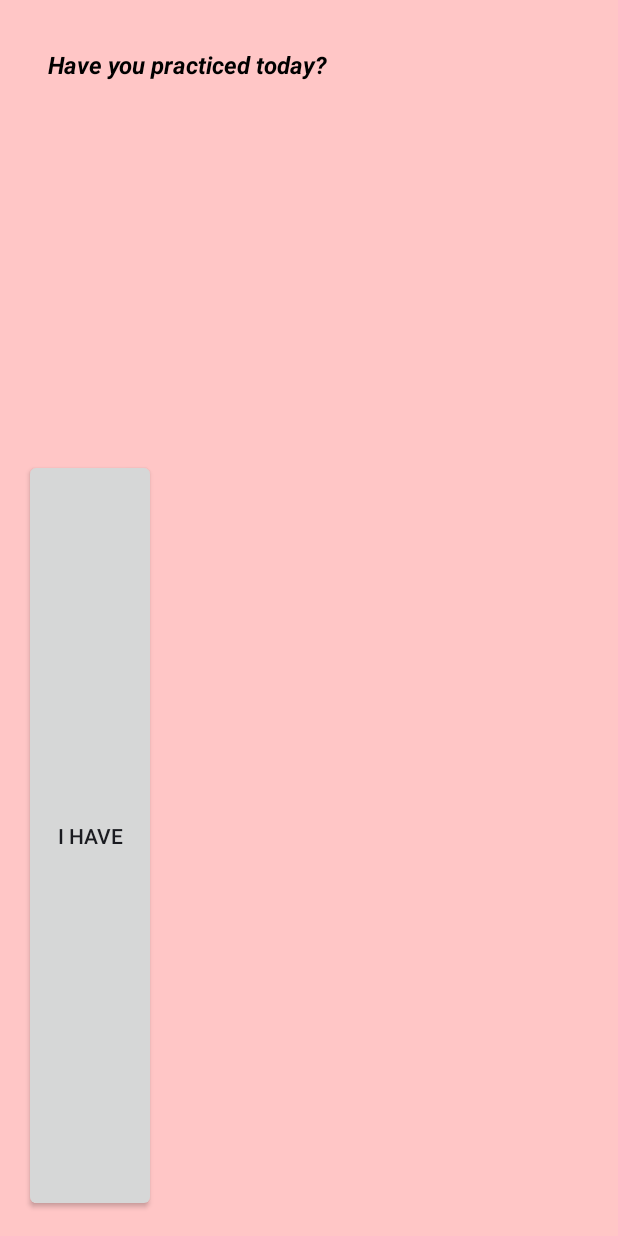
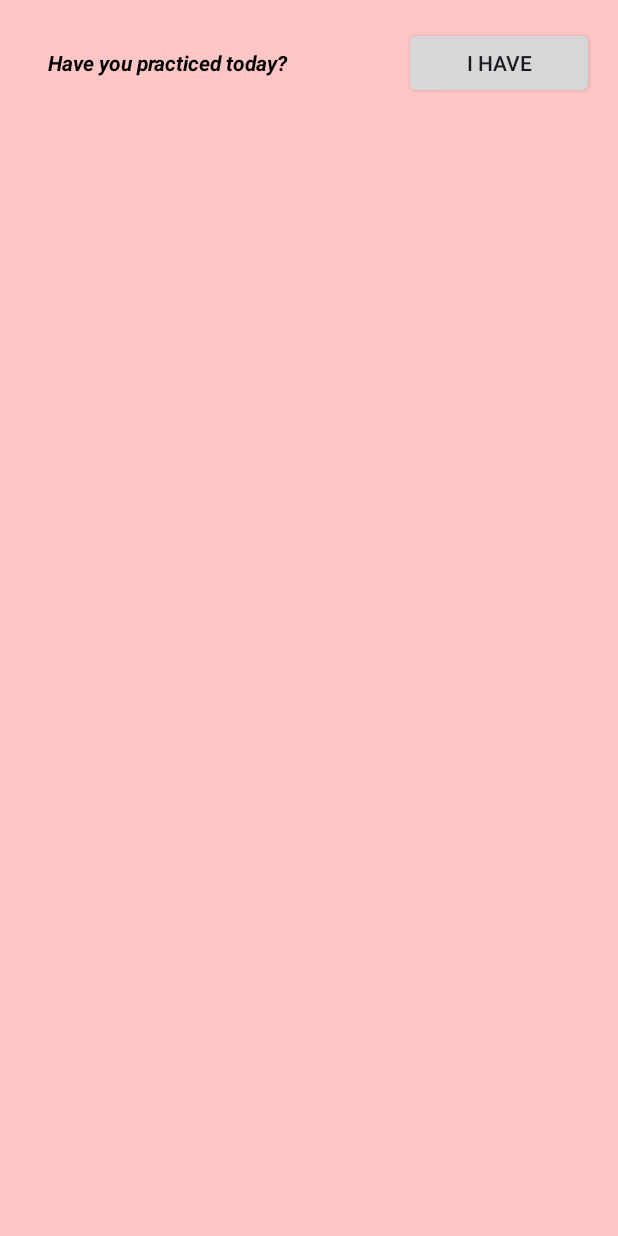
Before and after one commit to reluttrull/PracticeApp, an Android app built with Jetpack Compose: the layout practice_app_widget.xml on its own in the app's theme, with its tools: preview values and no code run, on a phone screen of 412 x 824 dp. Run offline under Robolectric (Android 15) with nearby library versions, the phone set to English and light mode, and no system bars.

Commit message:
switched to horizontal 4x1 (can resize to 3+x1+) layout.  eventually want vertical option too

```diff
--- a/app/src/main/res/layout/practice_app_widget.xml
+++ b/app/src/main/res/layout/practice_app_widget.xml
@@ -3,27 +3,30 @@
     android:id="@+id/appwidget_layout"
     android:layout_width="match_parent"
     android:layout_height="match_parent"
-    android:orientation="vertical"
+    android:orientation="horizontal"
     android:background="#FFC6C6"
     android:theme="@style/Theme.PracticeApp.AppWidgetContainer">
     <TextView
         android:id="@+id/appwidget_text"
         style="@style/Widget.PracticeApp.AppWidget.InnerView"
-        android:layout_width="wrap_content"
+        android:layout_width="match_parent"
         android:layout_height="wrap_content"
         android:layout_weight="1"
         android:contentDescription="@string/appwidget_text"
         android:text="@string/appwidget_text"
         android:background="@android:color/transparent"
         android:textColor="@color/black"
-        android:textSize="16sp"
+        android:textSize="14sp"
         android:textStyle="bold|italic" />
 
     <Button
         android:id="@+id/appwidget_button"
         android:text="I have"
-        android:layout_width="wrap_content"
-        android:layout_height="30dp"
-        android:layout_weight="2"
-        android:layout_centerHorizontal="true" />
+        android:textSize="14sp"
+        android:layout_width="match_parent"
+        android:layout_height="wrap_content"
+        android:paddingVertical="5dp"
+        android:layout_weight="2" />
+<!--        android:layout_centerHorizontal="true" -->
+
 </LinearLayout>
```
Also changed, not shown: app/src/main/res/xml/practice_app_widget_info.xml (+4 -3 lines).
